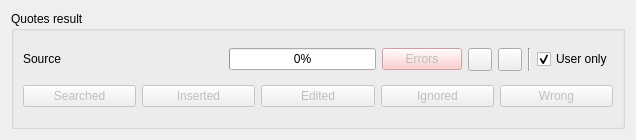
turulomio/xulpymoney, file ui/wdgSource.ui: the form before one commit.
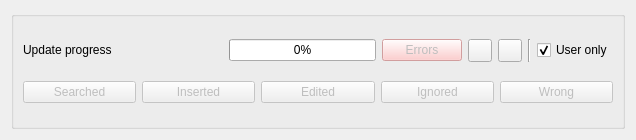
The form after the commit. Icons and pictures are not drawn.

Commit message: Make obsolete funds without quotes and improve wdgSource

```diff
--- a/ui/wdgSource.ui
+++ b/ui/wdgSource.ui
@@ -33,9 +33,6 @@
     <layout class="QVBoxLayout" name="verticalLayout">
      <item>
       <widget class="QGroupBox" name="grp">
-       <property name="title">
-        <string>Quotes result</string>
-       </property>
        <layout class="QVBoxLayout" name="verticalLayout_2">
         <item>
          <layout class="QHBoxLayout" name="horizontalLayout_2">
@@ -60,7 +57,7 @@
              </size>
             </property>
             <property name="text">
-             <string>Source</string>
+             <string>Update progress</string>
             </property>
            </widget>
           </item>
```
The commit also changes 9 other files.
